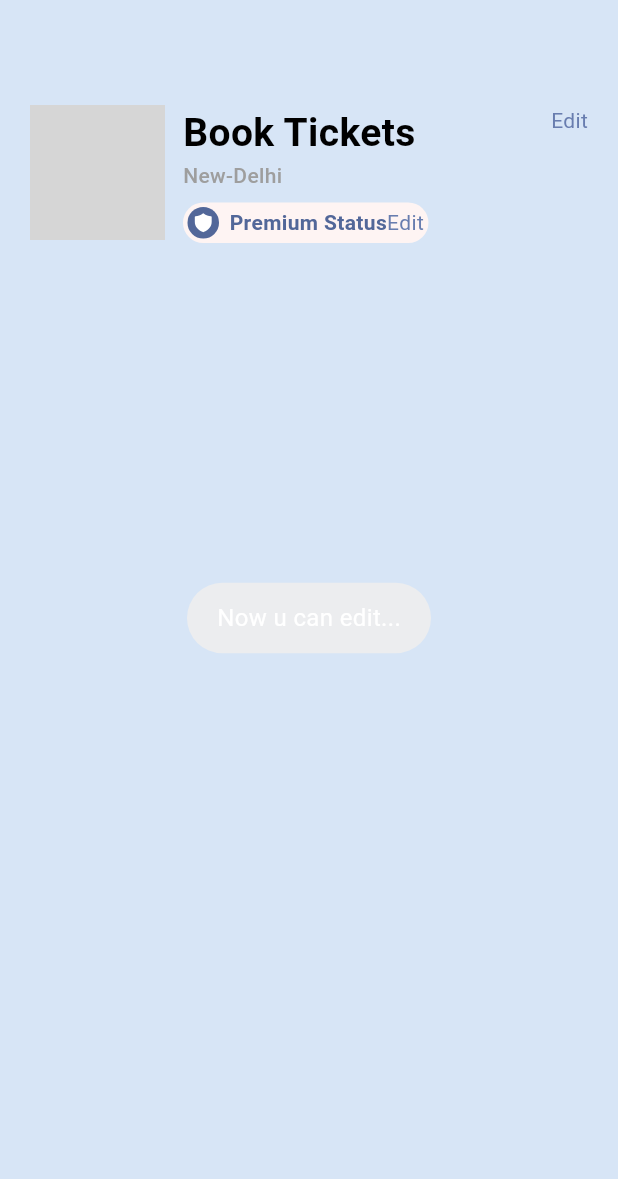
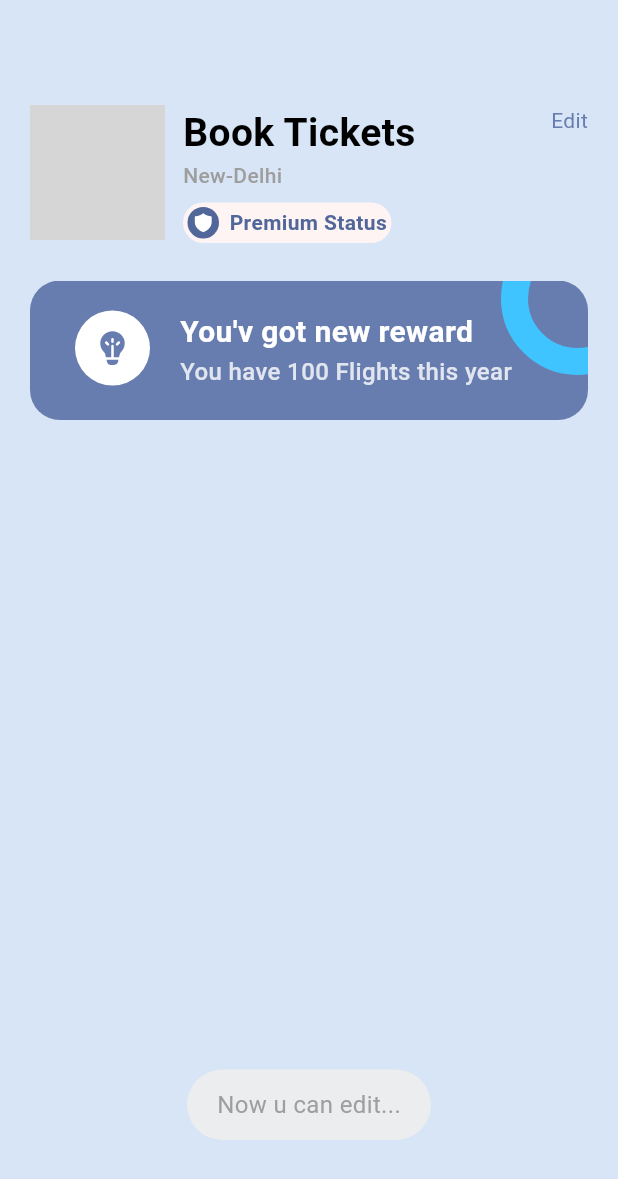
Before and after one commit to jaybhavsar555/TicketBookingApp, a Flutter app: the ProfileScreen screen opened directly, after a tap on "Edit", on a phone screen of 412 x 824 dp. Shown: the top 1179 px of the screen. Run offline on Flutter 3.47's test engine with Material 2 defaults, Android fonts, the phone set to English and light mode, and no system bars; our stand-ins replace barcode_widget, fluentui_system_icons, fluttertoast, gap, get; grey boxes are pictures that could not be loaded.

Commit message:
Working on profile_screen.dart

```diff
--- a/lib/screens/profile_screen.dart
+++ b/lib/screens/profile_screen.dart
@@ -66,7 +66,7 @@ class ProfileScreen extends StatelessWidget {
                             shape: BoxShape.circle,
                             color: Color(0xFF526799),
                           ),
-                          child: Icon(FluentIcons.shield_12_filled,
+                          child: const Icon(FluentIcons.shield_12_filled,
                               color: Colors.white, size: 15),
                         ),
                         Gap(AppLayout.getHeight(7)),
@@ -77,18 +77,7 @@ class ProfileScreen extends StatelessWidget {
                             fontWeight: FontWeight.w600,
                           ),
                         ),
-                        Column(
-                          children: [
-                            InkWell(
-                              child: Text("Edit", style: TextStyle(
-                                color: Styles.primaryColor,
-                                fontWeight: FontWeight.w400,
 
-                              ),
-                              ),
-                            )
-                          ],
-                        ),
                       ],
                     ),
 
@@ -96,7 +85,7 @@ class ProfileScreen extends StatelessWidget {
 
                 ],
               ),
-              Spacer(),
+              const Spacer(),
               Column(
                 children: [
                   InkWell(
@@ -104,9 +93,9 @@ class ProfileScreen extends StatelessWidget {
                       Fluttertoast.showToast(
                           msg: "Now u can edit...",
                           toastLength: Toast.LENGTH_SHORT,
-                          gravity: ToastGravity.CENTER,
+                          gravity: ToastGravity.BOTTOM,
                           timeInSecForIosWeb: 1,
-                          textColor: Colors.white,
+                          textColor: Colors.grey,
                           fontSize: 16.0
                       );
                     },
@@ -116,14 +105,78 @@ class ProfileScreen extends StatelessWidget {
 
                     ),
                     ),
-                  )
+                  ),
                 ],
               ),
 
             ],
           ),
+          Gap(AppLayout.getHeight(25)),
+          Stack(
+            children: [
+              Container(
+                height: AppLayout.getHeight(93),
+                width: double.infinity,
+                decoration: BoxDecoration(
+                  color: Styles.primaryColor,
+                  borderRadius: BorderRadius.circular(20),
+                ),
+              ),
+              Positioned(
+                right: -44,
+                top: -39,
+                child: Container(
+                  padding:  EdgeInsets.all(AppLayout.getHeight(33)),
+                  decoration: BoxDecoration(
+                    color: Colors.transparent,
+                    shape: BoxShape.circle,
+                    border: Border.all(color: Colors.lightBlueAccent,width: 18,),
+                  ),
+                ),
+              ),
+              Container(
+                padding: EdgeInsets.symmetric(horizontal: AppLayout.getHeight(30),vertical: AppLayout.getHeight(20)),
+                child: Row(
 
+                  mainAxisAlignment: MainAxisAlignment.start,
+                  crossAxisAlignment: CrossAxisAlignment.start,
 
+                  children: [
+                    CircleAvatar(
+                    maxRadius: 25,
+                      backgroundColor: Colors.white,
+                    child: Icon(
+                      FluentIcons.lightbulb_filament_16_filled,
+                      color: Styles.primaryColor,
+                      size: 27,
+                    ),
+                     ),
+                    Gap(AppLayout.getHeight(20)),
+                    Column(
+                      mainAxisAlignment: MainAxisAlignment.start,
+                      crossAxisAlignment: CrossAxisAlignment.start,
+                      children: [
+
+                        Text("You\'v got new reward ",
+                          style: Styles.textHeadStyle2.copyWith(
+                              color: Colors.white,
+                              fontWeight: FontWeight.bold),
+                        ),
+
+                        Text("You have 100 Flights this year", style: Styles.textHeadStyle2.copyWith(
+                        color: Colors.white.withOpacity(0.8),
+                        fontWeight: FontWeight.w500,
+                        fontSize: 16,
+                        ),
+                        ),
+                      ],
+                    )
+
+                  ],
+                ),
+              )
+            ],
+          )
 
         ],
       ),
```
